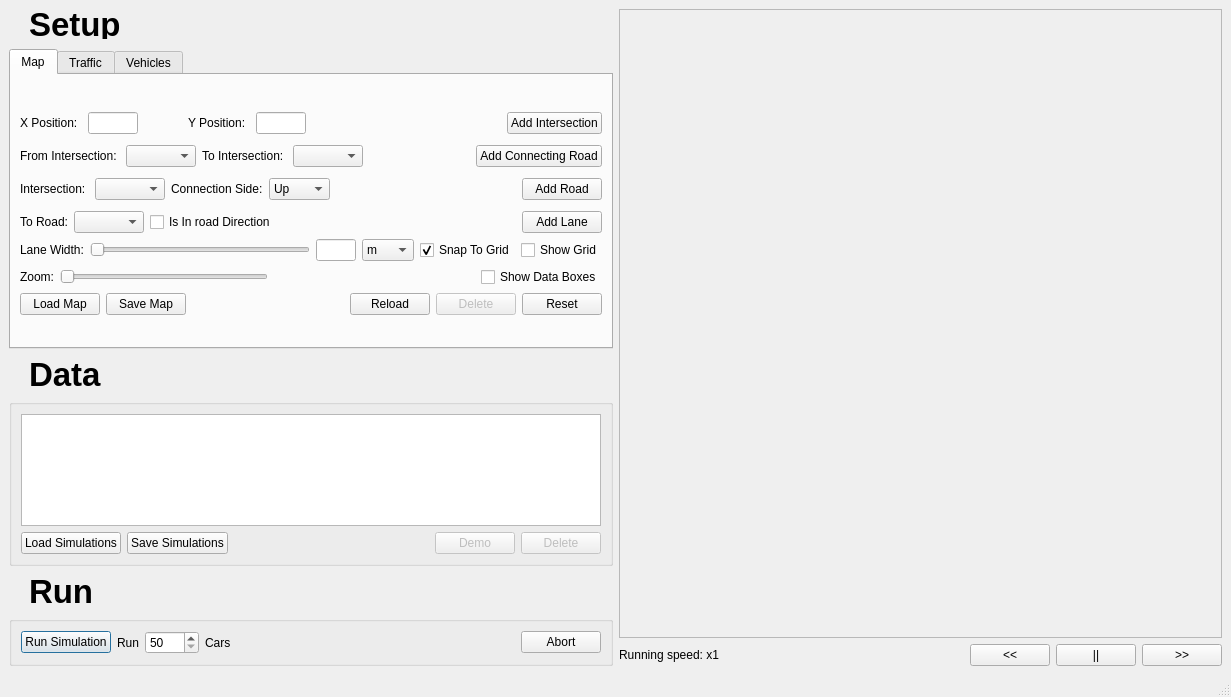
Old version of the form src/UI/mainwindow.ui in the repository samuelarbibe/ai-tms.
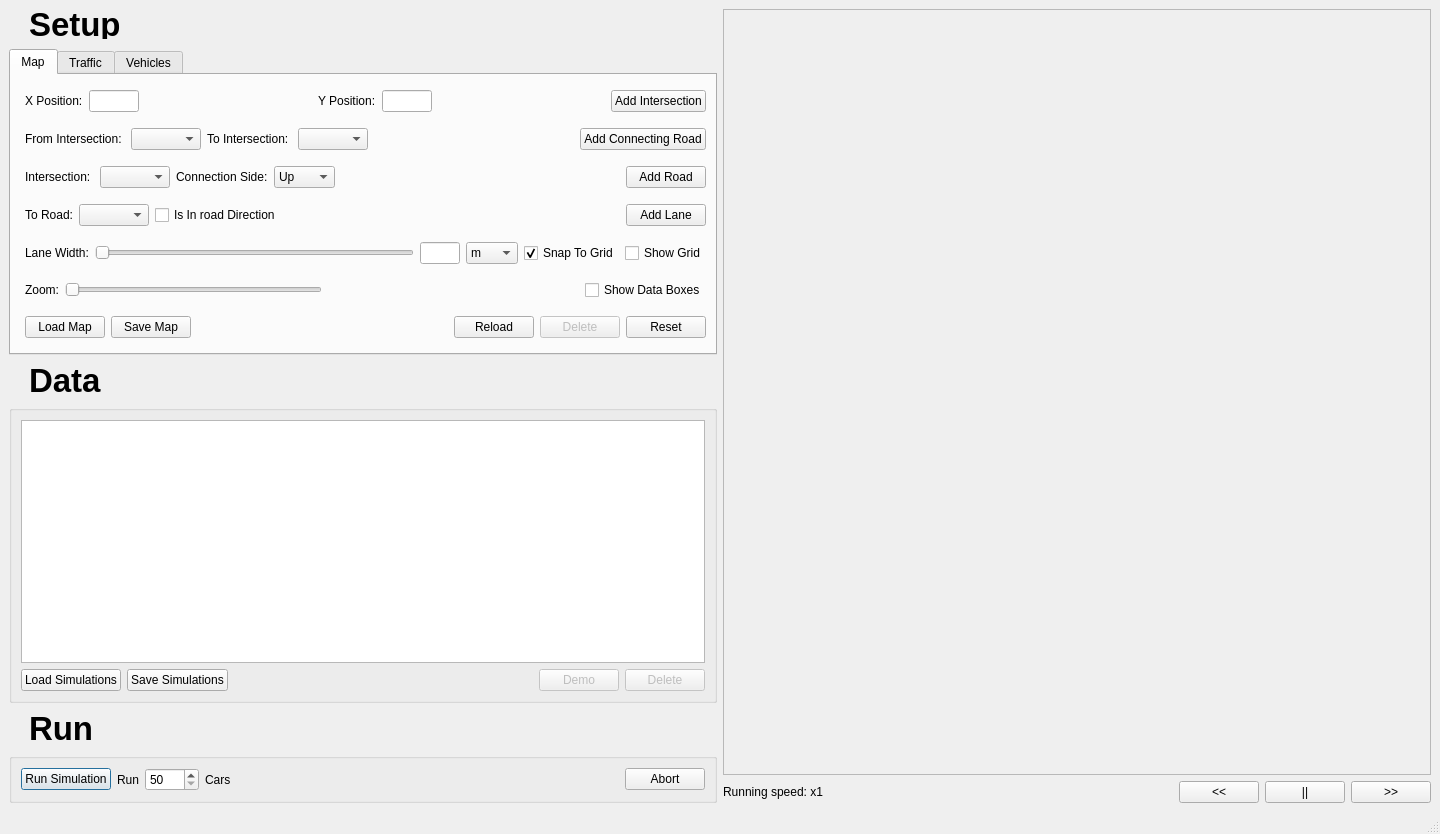
New version of the form.

```diff
--- a/src/UI/mainwindow.ui
+++ b/src/UI/mainwindow.ui
@@ -6,8 +6,8 @@
    <rect>
     <x>0</x>
     <y>0</y>
-    <width>1231</width>
-    <height>697</height>
+    <width>1440</width>
+    <height>834</height>
    </rect>
   </property>
   <property name="sizePolicy">
@@ -94,18 +94,19 @@
             <string>Map</string>
            </attribute>
            <layout class="QGridLayout" name="gridLayout">
-            <item row="2" column="0">
+            <item row="0" column="0">
              <layout class="QVBoxLayout" name="verticalLayout_2">
               <item>
-               <layout class="QHBoxLayout" name="horizontalLayout_4">
-                <property name="spacing">
-                 <number>10</number>
-                </property>
-                <property name="topMargin">
-                 <number>5</number>
-                </property>
-                <item>
                  <layout class="QHBoxLayout" name="horizontalLayout_3">
+                <property name="leftMargin">
+                 <number>5</number>
+                </property>
+                <property name="topMargin">
+                 <number>5</number>
+                </property>
+                <property name="bottomMargin">
+                 <number>5</number>
+                </property>
                   <item>
                    <widget class="QLabel" name="label_3">
                     <property name="sizePolicy">
@@ -177,8 +178,6 @@
                     </property>
                    </widget>
                   </item>
-                 </layout>
-                </item>
                 <item>
                  <spacer name="horizontalSpacer_5">
                   <property name="orientation">
@@ -205,12 +204,16 @@
                </layout>
               </item>
               <item>
-               <layout class="QHBoxLayout" name="horizontalLayout_5">
-                <property name="topMargin">
-                 <number>5</number>
-                </property>
-                <item>
                  <layout class="QHBoxLayout" name="horizontalLayout_2">
+                <property name="leftMargin">
+                 <number>5</number>
+                </property>
+                <property name="topMargin">
+                 <number>5</number>
+                </property>
+                <property name="bottomMargin">
+                 <number>5</number>
+                </property>
                   <item>
                    <widget class="QLabel" name="label">
                     <property name="text">
@@ -245,8 +248,6 @@
                     </property>
                    </widget>
                   </item>
-                 </layout>
-                </item>
                 <item>
                  <spacer name="horizontalSpacer">
                   <property name="orientation">
@@ -273,12 +274,16 @@
                </layout>
               </item>
               <item>
-               <layout class="QHBoxLayout" name="horizontalLayout_6">
+               <layout class="QHBoxLayout" name="horizontalLayout_5">
+                <property name="leftMargin">
+                 <number>5</number>
+                </property>
                 <property name="topMargin">
                  <number>5</number>
                 </property>
-                <item>
-                 <layout class="QHBoxLayout" name="horizontalLayout_7">
+                <property name="bottomMargin">
+                 <number>5</number>
+                </property>
                   <item>
                    <widget class="QLabel" name="label_5">
                     <property name="text">
@@ -327,8 +332,6 @@
                     </item>
                    </widget>
                   </item>
-                 </layout>
-                </item>
                 <item>
                  <spacer name="horizontalSpacer_2">
                   <property name="orientation">
@@ -355,12 +358,16 @@
                </layout>
               </item>
               <item>
-               <layout class="QHBoxLayout" name="horizontalLayout_8">
+               <layout class="QHBoxLayout" name="horizontalLayout_4">
+                <property name="leftMargin">
+                 <number>5</number>
+                </property>
                 <property name="topMargin">
                  <number>5</number>
                 </property>
-                <item>
-                 <layout class="QHBoxLayout" name="horizontalLayout_9">
+                <property name="bottomMargin">
+                 <number>5</number>
+                </property>
                   <item>
                    <widget class="QLabel" name="label_7">
                     <property name="text">
@@ -385,8 +392,6 @@
                     </property>
                    </widget>
                   </item>
-                 </layout>
-                </item>
                 <item>
                  <spacer name="horizontalSpacer_3">
                   <property name="orientation">
@@ -414,8 +419,14 @@
               </item>
               <item>
                <layout class="QHBoxLayout" name="horizontalLayout_11">
+                <property name="leftMargin">
+                 <number>5</number>
+                </property>
                 <property name="topMargin">
-                 <number>0</number>
+                 <number>5</number>
+                </property>
+                <property name="bottomMargin">
+                 <number>5</number>
                 </property>
                 <item>
                  <widget class="QLabel" name="label_9">
@@ -519,6 +530,15 @@
               </item>
               <item>
                <layout class="QHBoxLayout" name="horizontalLayout_16">
+                <property name="leftMargin">
+                 <number>5</number>
+                </property>
+                <property name="topMargin">
+                 <number>5</number>
+                </property>
+                <property name="bottomMargin">
+                 <number>5</number>
+                </property>
                 <item>
                  <widget class="QLabel" name="ZoomLabel">
                   <property name="whatsThis">
@@ -581,6 +601,15 @@
               </item>
               <item>
                <layout class="QHBoxLayout" name="horizontalLayout_10">
+                <property name="leftMargin">
+                 <number>5</number>
+                </property>
+                <property name="topMargin">
+                 <number>5</number>
+                </property>
+                <property name="bottomMargin">
+                 <number>5</number>
+                </property>
                 <item>
                  <widget class="QPushButton" name="LoadMapButton">
                   <property name="text">
@@ -1578,7 +1607,11 @@
            <item row="0" column="0">
             <layout class="QVBoxLayout" name="verticalLayout_7">
              <item>
-              <widget class="QTableView" name="SimTable"/>
+              <widget class="QTableView" name="SimTable">
+               <property name="sortingEnabled">
+                <bool>true</bool>
+               </property>
+              </widget>
              </item>
              <item>
               <layout class="QVBoxLayout" name="verticalLayout_5">
```
Lines whose indentation alone changed are shown as unchanged.
